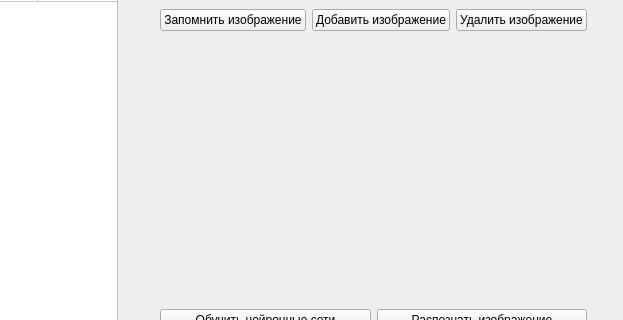
Above: Lab_1/MainWindow.ui from StrangeIlia/NeuralWeb before the change; both pictures show x 281 to 904 and y 187 to 507 of the 904 by 600 pixel window. Below: the same form after it.
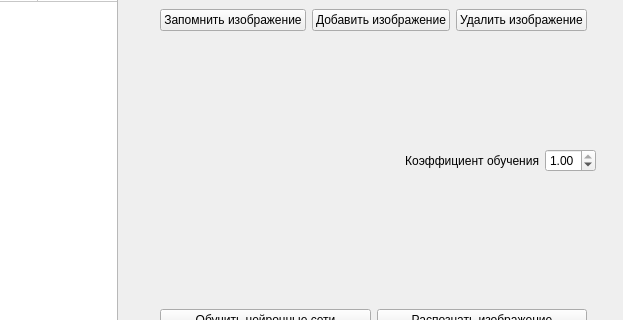
That is the form after the change.

```diff
--- a/Lab_1/MainWindow.ui
+++ b/Lab_1/MainWindow.ui
@@ -234,6 +234,44 @@
          </property>
         </spacer>
        </item>
+       <item>
+        <widget class="QWidget" name="widget_13" native="true">
+         <layout class="QHBoxLayout" name="horizontalLayout_9">
+          <item>
+           <widget class="QLabel" name="label_2">
+            <property name="text">
+             <string>Коэффициент обучения</string>
+            </property>
+            <property name="alignment">
+             <set>Qt::AlignRight|Qt::AlignTrailing|Qt::AlignVCenter</set>
+            </property>
+           </widget>
+          </item>
+          <item>
+           <widget class="QDoubleSpinBox" name="learningFactor">
+            <property name="sizePolicy">
+             <sizepolicy hsizetype="Maximum" vsizetype="Fixed">
+              <horstretch>0</horstretch>
+              <verstretch>0</verstretch>
+             </sizepolicy>
+            </property>
+            <property name="minimum">
+             <double>0.010000000000000</double>
+            </property>
+            <property name="maximum">
+             <double>1.000000000000000</double>
+            </property>
+            <property name="singleStep">
+             <double>0.100000000000000</double>
+            </property>
+            <property name="value">
+             <double>1.000000000000000</double>
+            </property>
+           </widget>
+          </item>
+         </layout>
+        </widget>
+       </item>
        <item>
         <widget class="QLabel" name="result">
          <property name="text">
```
